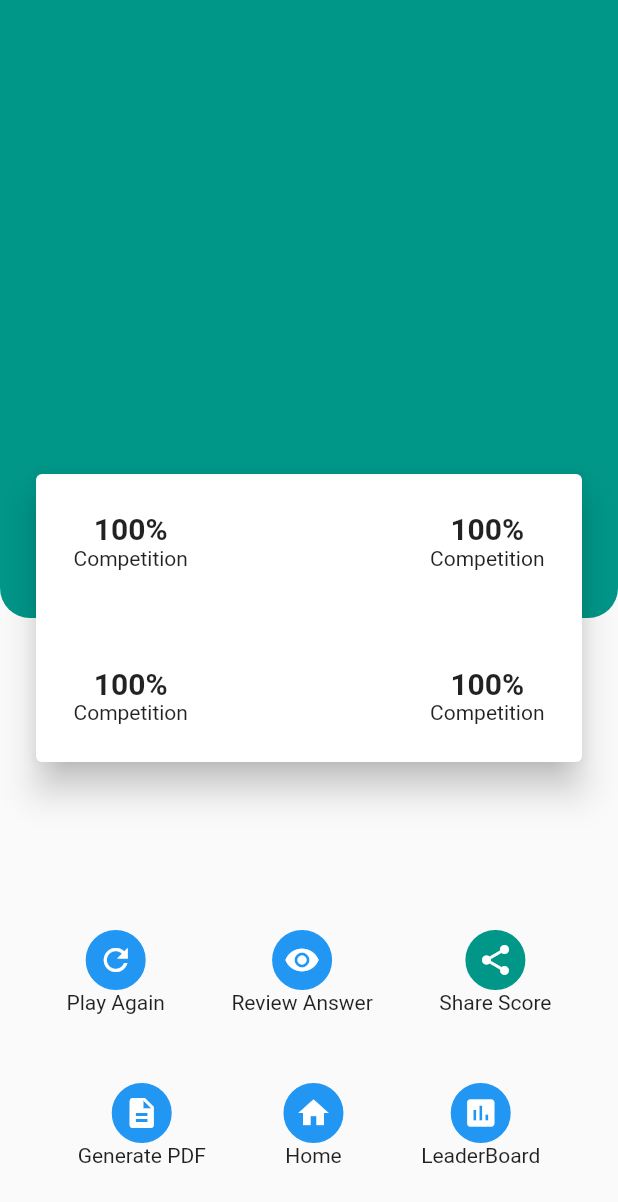
After one commit to AjayKrP/Quizify, a Flutter app: the screen it shows after launch, after a tap on "06", on a phone screen of 412 x 824 dp. The commit adds this screen. Shown: the top 1202 px of the screen. Run offline on Flutter 3.47's test engine with Material 2 defaults, Android fonts, the phone set to English and light mode, and no system bars.

Commit message:
Adding Dashboard

```diff
--- /dev/null
+++ b/lib/dashboard.dart
@@ -0,0 +1,140 @@
+import 'package:flutter/cupertino.dart';
+import 'package:flutter/material.dart';
+
+class Dashboard extends StatelessWidget {
+  _cardItems(String itemText, String itemSubTitle) {
+    return Column(
+      children: [
+        Text(
+          itemText,
+          style: TextStyle(
+            fontSize: 20.0,
+            fontWeight: FontWeight.w700,
+          ),
+        ),
+        Text(itemSubTitle),
+      ],
+    );
+  }
+
+  _iconButton(String name, IconData icon, Color color) {
+    return Column(
+      mainAxisAlignment: MainAxisAlignment.spaceAround,
+      children: [
+        Container(
+          width: 40,
+          height: 40,
+          decoration: BoxDecoration(
+              border: Border.all(color: color),
+              shape: BoxShape.circle,
+              color: color
+          ),
+          child: Icon(
+            icon,
+            color: Colors.white,
+          ),
+        ),
+        Text(name),
+      ],
+    );
+  }
+
+  @override
+  Widget build(BuildContext context) {
+    return Scaffold(
+      body: Stack(
+        children: [
+          Container(
+            height: MediaQuery
+                .of(context)
+                .size
+                .height,
+          ),
+          Container(
+            height: MediaQuery
+                .of(context)
+                .size
+                .height / 2,
+            decoration: BoxDecoration(
+                color: Colors.teal,
+                borderRadius: BorderRadius.only(
+                  bottomLeft: Radius.circular(20.0),
+                  bottomRight: Radius.circular(20.0),
+                )),
+          ),
+          Positioned(
+            left: 20.0,
+            right: 20.0,
+            top: MediaQuery
+                .of(context)
+                .size
+                .height / 2 - 100,
+            child: Container(
+              height: 200.0,
+              decoration: BoxDecoration(
+                borderRadius: BorderRadius.all(Radius.circular(20.0)),
+              ),
+              child: Card(
+                elevation: 10.0,
+                child: Column(
+                  mainAxisAlignment: MainAxisAlignment.spaceBetween,
+                  children: [
+                    Padding(
+                      padding: const EdgeInsets.all(25.0),
+                      child: Row(
+                        mainAxisAlignment: MainAxisAlignment.spaceBetween,
+                        children: [
+                          _cardItems('100%', 'Competition'),
+                          _cardItems('100%', 'Competition')
+                        ],
+                      ),
+                    ),
+                    Padding(
+                      padding: const EdgeInsets.all(25.0),
+                      child: Row(
+                        mainAxisAlignment: MainAxisAlignment.spaceBetween,
+                        children: [
+                          _cardItems('100%', 'Competition'),
+                          _cardItems('100%', 'Competition'),
+                        ],
+                      ),
+                    ),
+                  ],
+                ),
+              ),
+            ),
+          ),
+          Positioned(
+            left: 0.0,
+            right: 0.0,
+            bottom: 0.0,
+            child: Container(
+              height: 250.0,
+              child: Column(
+                mainAxisAlignment: MainAxisAlignment.spaceEvenly,
+                children: [
+                  Row(
+                    mainAxisAlignment: MainAxisAlignment.spaceEvenly,
+                    children: [
+                      _iconButton('Play Again', Icons.refresh, Colors.blue),
+                      _iconButton('Review Answer', Icons.remove_red_eye, Colors.blue),
+                      _iconButton('Share Score', Icons.share, Colors.teal),
+                    ],
+                  ),
+                  Row(
+                    mainAxisAlignment: MainAxisAlignment.spaceEvenly,
+                    children: [
+                      _iconButton('Generate PDF', Icons.description, Colors.blue),
+                      _iconButton('Home', Icons.home, Colors.blue),
+                      _iconButton('LeaderBoard', Icons.assessment, Colors.blue),
+                    ],
+                  )
+                ],
+              ),
+            ),
+          )
+        ],
+      ),
+    );
+  }
+}
--- a/lib/main.dart
+++ b/lib/main.dart
@@ -1,5 +1,6 @@
 import 'package:flutter/cupertino.dart';
 import 'package:flutter/material.dart';
+import 'package:quizify/dashboard.dart';
 
 void main() {
   runApp(MyApp());
@@ -45,11 +46,19 @@ class _MyHomePageState extends State<MyHomePage> {
     ];
     return Padding(
       padding: EdgeInsets.all(5.0),
+      child: InkWell(
+        onTap: (){
+          Navigator.push(
+            context,
+            MaterialPageRoute(builder: (context) => Dashboard()),
+          );
+        },
         child: Container(
           width: 50.0,
           child: Row(
               mainAxisAlignment: MainAxisAlignment.spaceBetween,
               children: left ? _items : _items.reversed.toList()),
+        ),
       ),
     );
   }
@@ -57,6 +66,10 @@ class _MyHomePageState extends State<MyHomePage> {
   _optionButton(String value, {Color borderColor=Colors.black38, IconData optionIcon}) {
     return Padding(
       padding: EdgeInsets.all(4.0),
+      child: InkWell(
+        onTap: (){
+          print('option presses');
+        },
         child: Container(
           height: 50.0,
           decoration: BoxDecoration(
@@ -93,6 +106,7 @@ class _MyHomePageState extends State<MyHomePage> {
                   ) : Container(),
                 ),
               ],
+            ),
           ),
         ),
       ),
```
Lines whose indentation alone changed are shown as unchanged.
